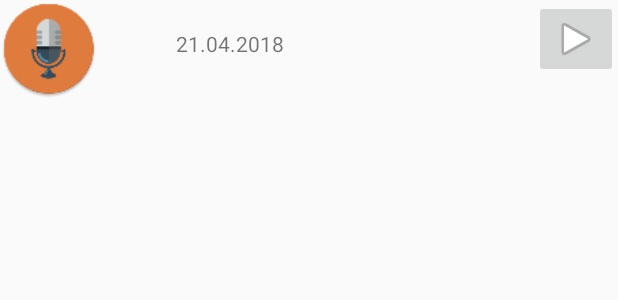
After one commit to lirycw/chattermatter, an Android app: the layout list_view.xml on its own in the app's theme, with its tools: preview values and no code run, on a phone screen of 412 x 824 dp. The commit adds this screen. Shown: the top 300 px of the screen. Run offline under Robolectric (Android 15) with nearby library versions, the phone set to English and light mode, and no system bars; network calls fail.

Commit message:
added new layout base

```diff
--- a/app/src/main/res/layout/content_main.xml
+++ b/app/src/main/res/layout/content_main.xml
@@ -16,7 +16,7 @@
       android:layout_height="wrap_content">
 
     <ListView
-            android:id="@+id/messageListView"
+        android:id="@+id/listview"
         android:layout_width="match_parent"
         android:layout_height="match_parent"
         android:layout_alignParentStart="true"
--- /dev/null
+++ b/app/src/main/res/layout/list_view.xml
@@ -0,0 +1,34 @@
+<?xml version="1.0" encoding="utf-8"?>
+<RelativeLayout xmlns:android="http://schemas.android.com/apk/res/android"
+    xmlns:app="http://schemas.android.com/apk/res-auto"
+    android:layout_width="match_parent"
+    android:layout_height="match_parent"
+    android:descendantFocusability="blocksDescendants">
+
+    <ImageView
+        android:layout_width="65dp"
+        android:layout_height="65dp"
+        android:id="@+id/list_item_thumbnail"
+        android:layout_alignParentTop="true"
+        android:layout_alignParentStart="true"
+        android:src="@mipmap/ic_launcher" />
+
+    <TextView
+        android:id="@+id/list_item_text"
+        android:layout_width="wrap_content"
+        android:layout_height="wrap_content"
+        android:layout_alignBottom="@+id/list_item_btn"
+        android:layout_marginBottom="13dp"
+        android:layout_marginStart="52dp"
+        android:layout_toEndOf="@+id/list_item_thumbnail"
+        android:text="21.04.2018" />
+
+    <ImageButton
+        android:id="@+id/list_item_btn"
+        android:layout_width="wrap_content"
+        android:layout_height="wrap_content"
+        android:layout_alignParentEnd="true"
+        android:layout_alignParentTop="true"
+        app:srcCompat="@android:drawable/ic_media_play" />
+
+</RelativeLayout>
```
Also changed, not shown: app/src/main/java/ch/nedlox/chattermatter/MainActivity.java (+92 -2 lines), app/src/main/res/layout/activity_main.xml (indentation only). Lines whose indentation alone changed are shown as unchanged.
